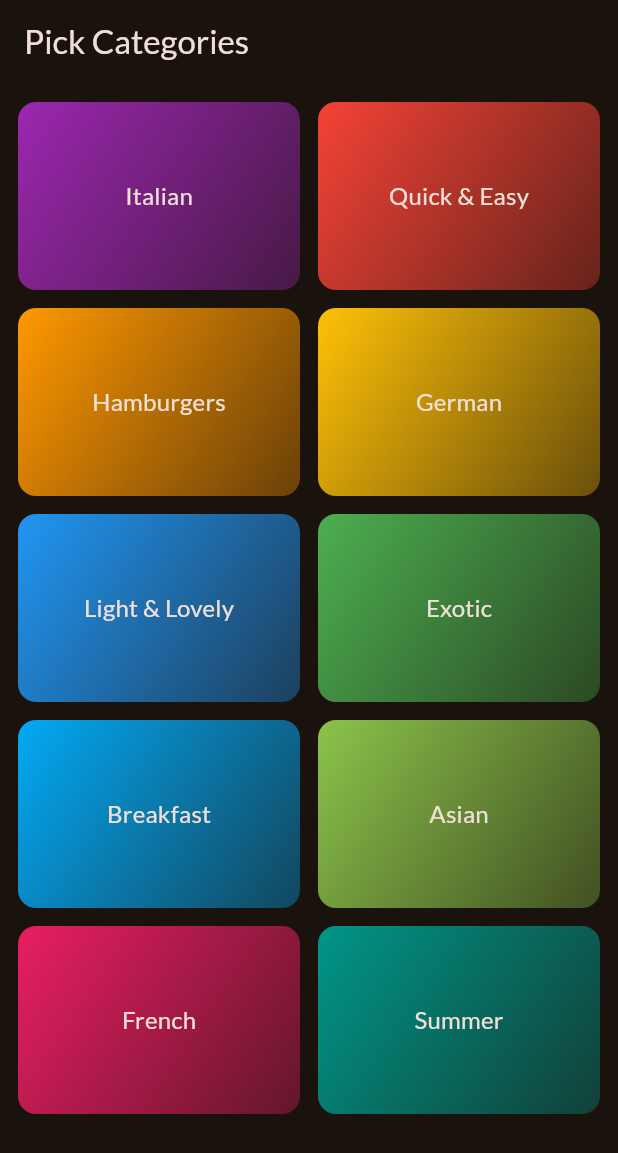
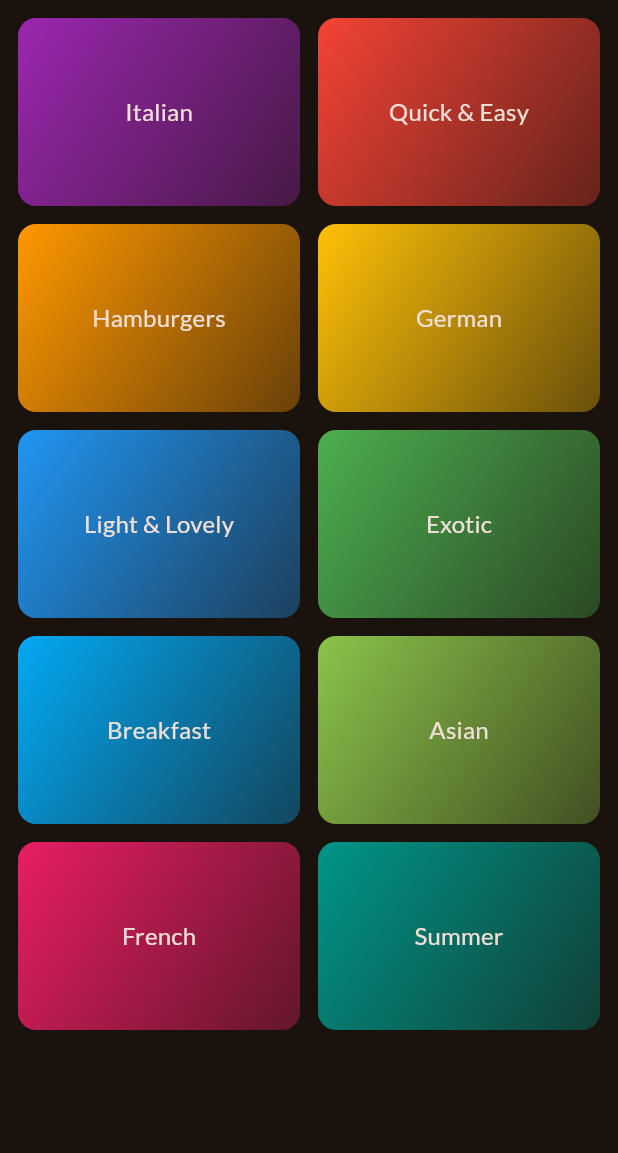
Before and after one commit to bhuphathi/meals_app, a Flutter app: the screen it shows after launch, on a phone screen of 412 x 824 dp. Shown: the top 1153 px of the screen. Run offline on Flutter 3.47's test engine with Material 2 defaults, Android fonts, the phone set to English and light mode, and no system bars; our stand-ins replace google_fonts, transparent_image.

Commit message:
fix: removed scaffold in category screen

```diff
--- a/lib/screens/category_screen.dart
+++ b/lib/screens/category_screen.dart
@@ -23,11 +23,7 @@ class CategoryScreen extends StatelessWidget {
 
   @override
   Widget build(BuildContext context) {
-    return Scaffold(
-      appBar: AppBar(
-        title: const Text("Pick Categories"),
-      ),
-      body: GridView(
+    return GridView(
         gridDelegate: const SliverGridDelegateWithFixedCrossAxisCount(
           crossAxisCount: 2,
           childAspectRatio: 1.5,
@@ -43,8 +39,6 @@ class CategoryScreen extends StatelessWidget {
                 _onSelectCategory(context, category);
               },
             )
-        ],
-      ),
-    );
+        ]);
   }
 }
```
